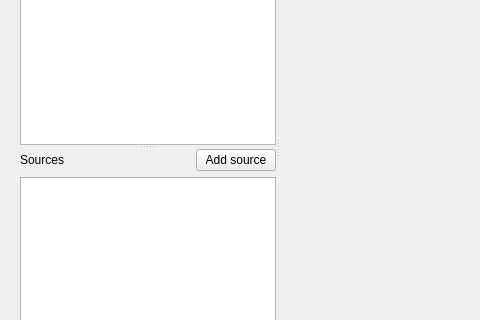
Qt form mainwindow.ui (swissChili/morphologica) before a commit; both pictures show x 0 to 480 and y 149 to 469 of the 809 by 616 pixel window.
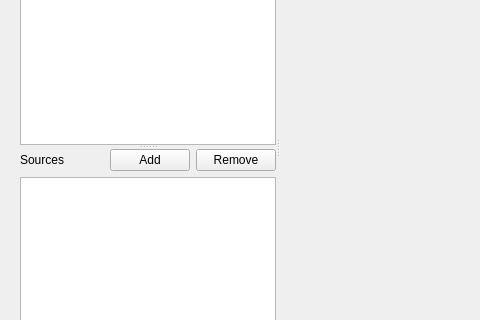
The same form after that commit. Icons and pictures are not drawn.

The edit to the form file:
```diff
--- a/mainwindow.ui
+++ b/mainwindow.ui
@@ -46,7 +46,7 @@
      <property name="childrenCollapsible">
       <bool>false</bool>
      </property>
-     <widget class="QWidget" name="">
+     <widget class="QWidget" name="layoutWidget">
       <layout class="QVBoxLayout" name="pointsVLayout">
        <item>
         <layout class="QHBoxLayout" name="pointsHLayout">
@@ -96,7 +96,7 @@
        </item>
       </layout>
      </widget>
-     <widget class="QWidget" name="">
+     <widget class="QWidget" name="layoutWidget">
       <layout class="QVBoxLayout" name="sourcesVLayout">
        <item>
         <layout class="QHBoxLayout" name="sourcesHLayout">
@@ -123,7 +123,14 @@
          <item>
           <widget class="QPushButton" name="addSourceButton">
            <property name="text">
-            <string>Add source</string>
+            <string>Add</string>
+           </property>
+          </widget>
+         </item>
+         <item>
+          <widget class="QPushButton" name="removeSourceButton">
+           <property name="text">
+            <string>Remove</string>
            </property>
           </widget>
          </item>
```
Left out of the diff: 27 changed lines with no effect on the pictures.
